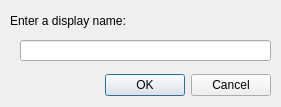
Open-Transactions/Moneychanger, file src/gui/ui/getstringdialog.ui: the form before one commit.
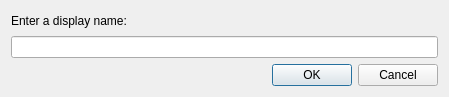
The form after the commit.

```diff
--- a/src/gui/ui/getstringdialog.ui
+++ b/src/gui/ui/getstringdialog.ui
@@ -6,22 +6,32 @@
    <rect>
     <x>0</x>
     <y>0</y>
-    <width>281</width>
-    <height>107</height>
+    <width>449</width>
+    <height>97</height>
    </rect>
   </property>
+  <property name="maximumSize">
+   <size>
+    <width>16777215</width>
+    <height>97</height>
+   </size>
+  </property>
   <property name="windowTitle">
    <string/>
   </property>
+  <layout class="QGridLayout" name="gridLayout">
+   <item row="0" column="0">
+    <widget class="QLabel" name="label">
+     <property name="text">
+      <string>Enter a display name:</string>
+     </property>
+    </widget>
+   </item>
+   <item row="1" column="0">
+    <widget class="QLineEdit" name="lineEdit"/>
+   </item>
+   <item row="2" column="0">
   <widget class="QDialogButtonBox" name="buttonBox">
-   <property name="geometry">
-    <rect>
-     <x>100</x>
-     <y>70</y>
-     <width>171</width>
-     <height>31</height>
-    </rect>
-   </property>
    <property name="orientation">
     <enum>Qt::Horizontal</enum>
    </property>
@@ -29,29 +39,8 @@
     <set>QDialogButtonBox::Cancel|QDialogButtonBox::Ok</set>
    </property>
   </widget>
-  <widget class="QLabel" name="label">
-   <property name="geometry">
-    <rect>
-     <x>10</x>
-     <y>10</y>
-     <width>141</width>
-     <height>21</height>
-    </rect>
-   </property>
-   <property name="text">
-    <string>Enter a display name:</string>
-   </property>
-  </widget>
-  <widget class="QLineEdit" name="lineEdit">
-   <property name="geometry">
-    <rect>
-     <x>20</x>
-     <y>40</y>
-     <width>251</width>
-     <height>21</height>
-    </rect>
-   </property>
-  </widget>
+   </item>
+  </layout>
  </widget>
  <resources/>
  <connections>
```
Lines whose indentation alone changed are shown as unchanged.
